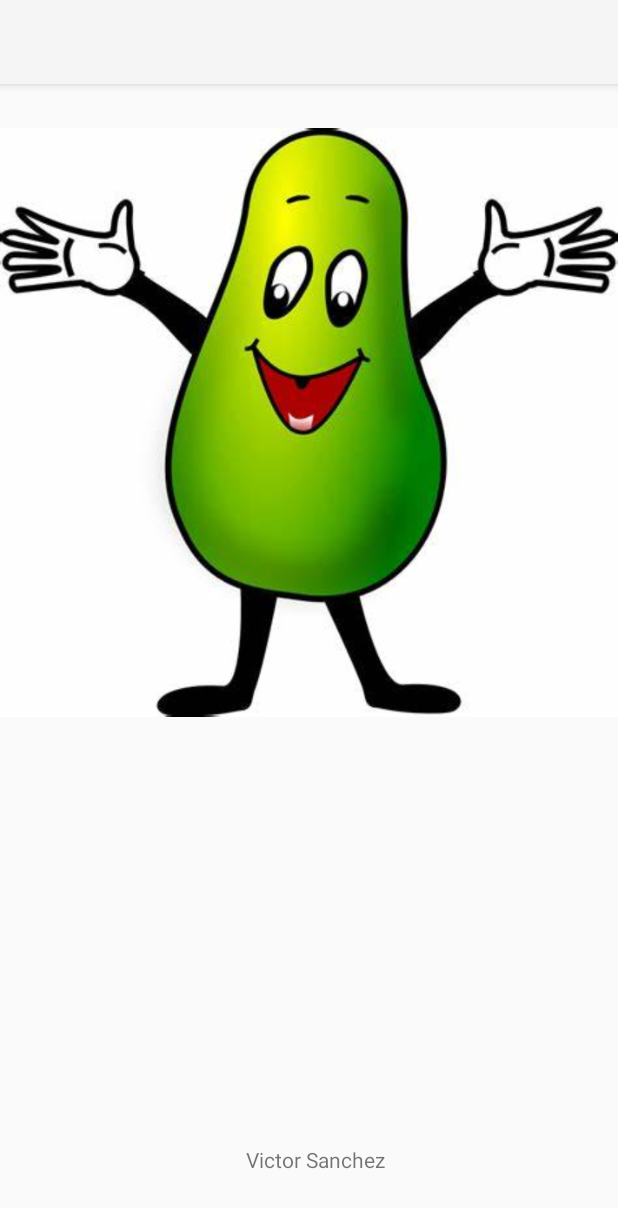
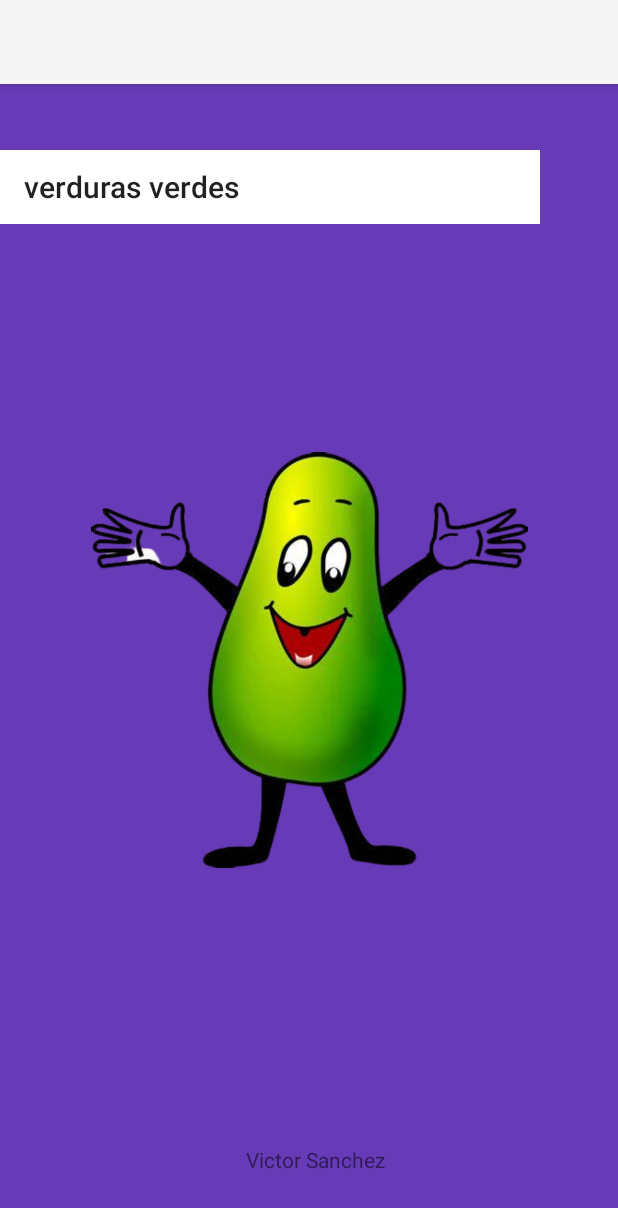
Before and after one commit to Swiftfps1/evaluacion6, an Android app: the MainActivity screen opened directly, with no data from a screen before it, on a phone screen of 412 x 824 dp. Shown: the top 1208 px of the screen. Run offline under Robolectric (Android 15) with nearby library versions, the light colour scheme and no system bars.

Commit message:
trabajo evaluado v2

```diff
--- a/app/src/main/res/layout/activity_calcular.xml
+++ b/app/src/main/res/layout/activity_calcular.xml
@@ -47,7 +47,7 @@
         android:layout_width="wrap_content"
         android:layout_height="wrap_content"
         android:ems="10"
-        android:inputType="text"
+        android:inputType="number"
         app:layout_constraintBottom_toBottomOf="parent"
         app:layout_constraintEnd_toEndOf="parent"
         app:layout_constraintHorizontal_bias="0.91"
@@ -60,7 +60,7 @@
         android:layout_width="wrap_content"
         android:layout_height="wrap_content"
         android:ems="10"
-        android:inputType="text"
+        android:inputType="number"
         app:layout_constraintBottom_toBottomOf="parent"
         app:layout_constraintEnd_toEndOf="parent"
         app:layout_constraintHorizontal_bias="0.915"
@@ -89,4 +89,5 @@
             android:layout_height="wrap_content"
             android:text="Limpiar" />
     </LinearLayout>
+
 </androidx.constraintlayout.widget.ConstraintLayout>
--- a/app/src/main/res/layout/activity_main.xml
+++ b/app/src/main/res/layout/activity_main.xml
@@ -4,19 +4,8 @@
     xmlns:tools="http://schemas.android.com/tools"
     android:layout_width="match_parent"
     android:layout_height="match_parent"
+    android:background="#673AB7"
     tools:context=".MainActivity">
-
-    <TextView
-        android:id="@+id/textView2"
-        android:layout_width="wrap_content"
-        android:layout_height="wrap_content"
-        android:text="Verduras Verdes"
-        app:layout_constraintBottom_toBottomOf="parent"
-        app:layout_constraintEnd_toEndOf="parent"
-        app:layout_constraintHorizontal_bias="0.498"
-        app:layout_constraintStart_toStartOf="parent"
-        app:layout_constraintTop_toTopOf="parent"
-        app:layout_constraintVertical_bias="0.153" />
 
     <TextView
         android:id="@+id/textView"
@@ -32,10 +21,27 @@
 
     <ImageView
         android:id="@+id/imageView"
-        android:layout_width="wrap_content"
-        android:layout_height="wrap_content"
-        app:srcCompat="@drawable/paltita"
-        tools:layout_editor_absoluteX="0dp"
-        tools:layout_editor_absoluteY="140dp" />
+        android:layout_width="291dp"
+        android:layout_height="364dp"
+        app:layout_constraintBottom_toBottomOf="parent"
+        app:layout_constraintEnd_toEndOf="parent"
+        app:layout_constraintStart_toStartOf="parent"
+        app:layout_constraintTop_toTopOf="parent"
+        app:srcCompat="@drawable/paltita_removebg_preview" />
+
+    <androidx.appcompat.widget.Toolbar
+        android:id="@+id/idtool"
+        android:layout_width="360dp"
+        android:layout_height="49dp"
+        android:background="@color/white"
+        android:minHeight="?attr/actionBarSize"
+        android:theme="?attr/actionBarTheme"
+        app:layout_constraintBottom_toBottomOf="parent"
+        app:layout_constraintEnd_toEndOf="parent"
+        app:layout_constraintHorizontal_bias="0.0"
+        app:layout_constraintStart_toStartOf="parent"
+        app:layout_constraintTop_toTopOf="parent"
+        app:layout_constraintVertical_bias="0.061"
+        app:title="verduras verdes" />
 
 </androidx.constraintlayout.widget.ConstraintLayout>
```
Also changed, not shown: app/src/main/res/drawable/paltita_removebg_preview.png (added).
